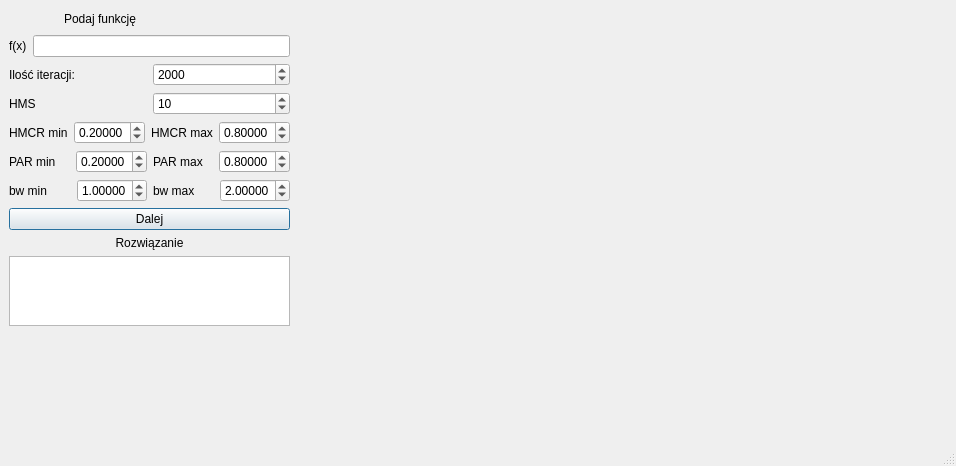
Old version of the form FinalApp/ui/mainWindow.ui in the repository albertlis/Improved-Harmony-Search-Algorithm.
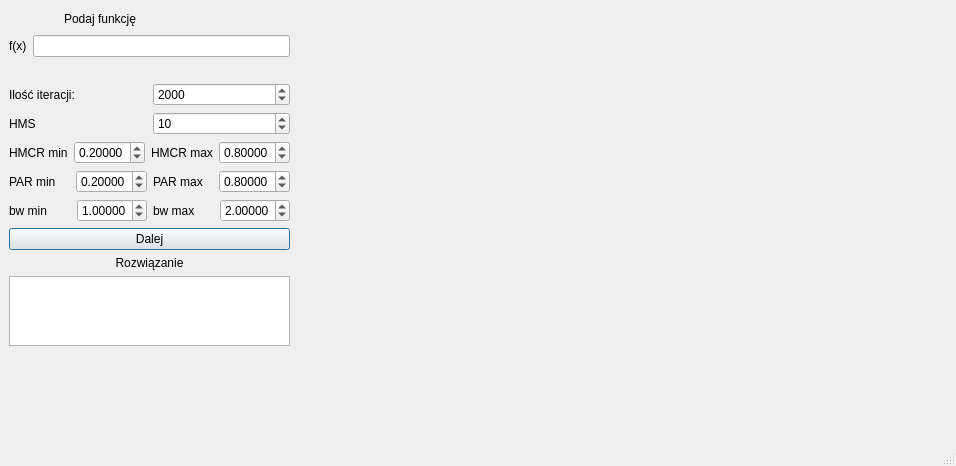
New version of the form. Custom widgets are drawn as their Qt base class.

Commit message: Repair Label Error

Diff of the .ui file:
```diff
--- a/FinalApp/ui/mainWindow.ui
+++ b/FinalApp/ui/mainWindow.ui
@@ -113,6 +113,13 @@
           </item>
          </layout>
         </item>
+        <item>
+         <widget class="QLabel" name="label_function_error">
+          <property name="text">
+           <string/>
+          </property>
+         </widget>
+        </item>
         <item>
          <layout class="QHBoxLayout" name="horizontalLayout_3">
           <item>
```
The commit also changes 3 other files.
